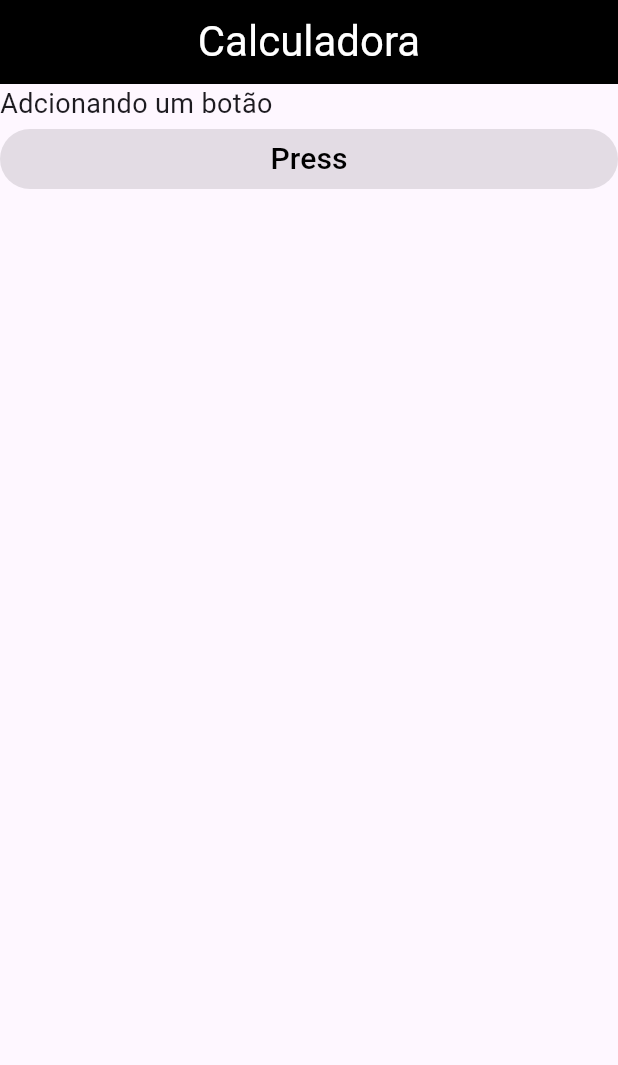
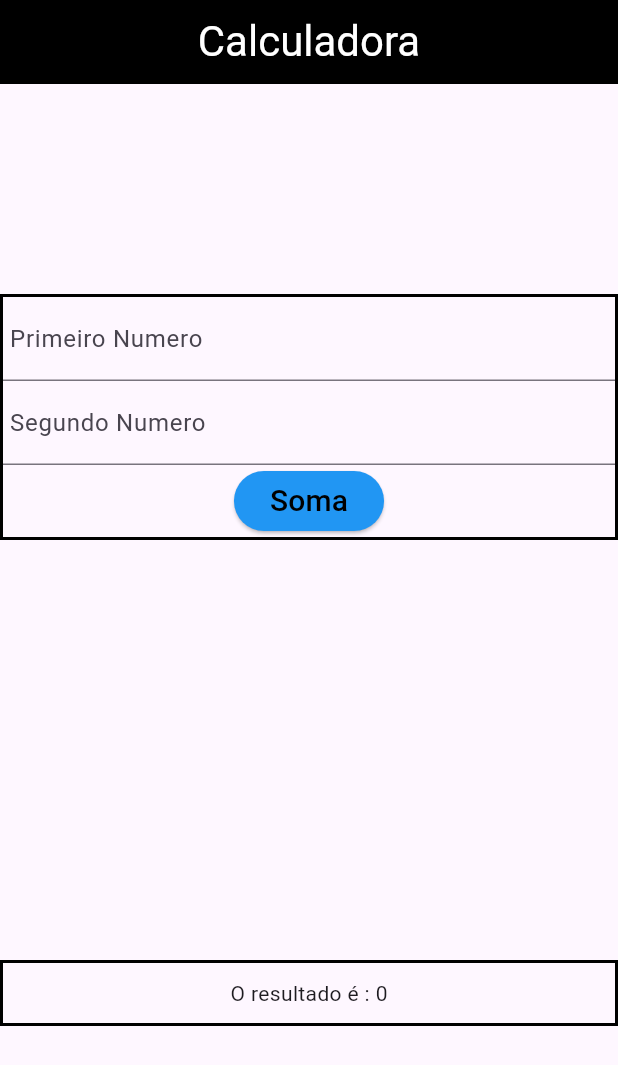
Before and after one commit to Otavio-f7/TrainingQuestions, a Flutter app: the screen it shows after launch, on a phone screen of 412 x 824 dp. Shown: the top 1065 px of the screen. Run offline on Flutter 3.47's test engine with Material 3 defaults, Android fonts, the phone set to English and light mode, and no system bars.

Commit message:
new changes

```diff
--- a/lib/main.dart
+++ b/lib/main.dart
@@ -13,6 +13,10 @@ class AppQuestions extends StatefulWidget {
 }
 
 class _AppQuestionsState extends State<AppQuestions> {
+
+  var n1 = TextEditingController();
+  var n2 = TextEditingController();
+  String num = '0';
   @override
   Widget build(BuildContext context) {
     return MaterialApp(
@@ -28,30 +32,76 @@ class _AppQuestionsState extends State<AppQuestions> {
             fontSize: 28,
             ),
         ),
-        body: Column(children: <Widget>[
-          // ignore: sized_box_for_whitespace
+        body: Column(
+          mainAxisAlignment: MainAxisAlignment.spaceAround,
+          crossAxisAlignment: CrossAxisAlignment.stretch,
+          children:<Widget>[
             Container(
               width: double.infinity,
-            child: const Text(
-              'Adcionando um botão',
-              style: TextStyle(fontSize: 18)
+              decoration: BoxDecoration(
+                border: Border.all(
+                  color: Colors.black,
+                  width: 2
+                 )
               ),
+              child: Column(
+                children: [
+                  TextField(
+                    controller: n1,
+                    decoration: const InputDecoration(
+                      labelText: ' Primeiro Numero'),
                     ),
-          Container(
-            width: double.infinity,
-            child: ElevatedButton(
-              onPressed: null,
+                  TextField(
+                    controller: n2,
+                    decoration: const InputDecoration(
+                      labelText: ' Segundo Numero'),
+                    ),
+                  ElevatedButton(
+                    onPressed: () {
+                      setState(() {
+                       num = (n1.text + n2.text).toString();
+                      });
+                    },
                     style: ElevatedButton.styleFrom(backgroundColor: Colors.blue),
-              child: const Text('Press',
+                    child: const Text('Soma',
                       style: TextStyle(
                         color: Colors.black,
                         fontSize: 20,
                         ),
                     )
                     ),
+                ],
+              ),
+            ),
+            Container(
+              decoration: BoxDecoration(
+                border: Border.all(
+                  color: Colors.black,
+                  width: 2,
+                ),
+              ),
+              padding: const EdgeInsets.fromLTRB(0, 10, 0, 10),
+              width: double.infinity,
+              child: Column(
+                children: <Widget>[
+                  Resultado(num),
+                ],
               )
-        ],),
+            )
+          ],
+        ),
       ),
     );
   }
 }
+
+
+class Resultado extends StatelessWidget {
+  late String numero;
+  Resultado(this.numero, {super.key});
+
+  @override
+  Widget build(BuildContext context) {
+    return Text('O resultado é : $numero');
+  }
+}
```
Also changed, not shown: lib/images.jpg (added). Lines whose indentation alone changed are shown as unchanged.
